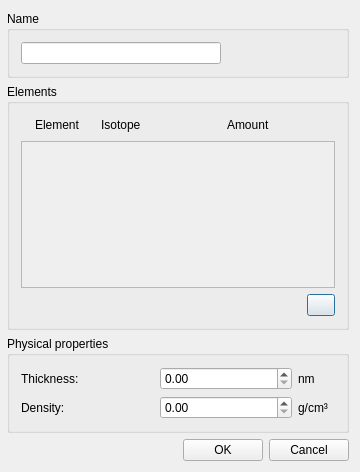
This is ui_files/ui_layer_dialog.ui in JYU-IBA/potku as Qt 5 draws it before an edit. The edited form follows.
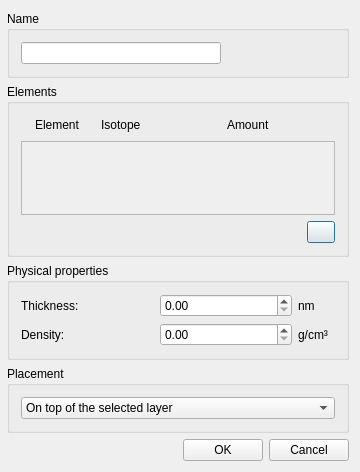
This is the edited form. Icons and pictures are not drawn.

Commit message: When adding a new layer, the user can choose to add it on top of or under the selected layer.

Patch:
```diff
--- a/ui_files/ui_layer_dialog.ui
+++ b/ui_files/ui_layer_dialog.ui
@@ -171,8 +171,8 @@
           <rect>
            <x>0</x>
            <y>0</y>
-           <width>316</width>
-           <height>130</height>
+           <width>322</width>
+           <height>121</height>
           </rect>
          </property>
          <layout class="QVBoxLayout" name="verticalLayout_7"/>
@@ -305,6 +305,29 @@
      </layout>
     </widget>
    </item>
+   <item>
+    <widget class="QGroupBox" name="groupBox_2">
+     <property name="title">
+      <string>Placement</string>
+     </property>
+     <layout class="QHBoxLayout" name="horizontalLayout_6">
+      <item>
+       <widget class="QComboBox" name="comboBox">
+        <item>
+         <property name="text">
+          <string>On top of the selected layer</string>
+         </property>
+        </item>
+        <item>
+         <property name="text">
+          <string>Under the selected layer</string>
+         </property>
+        </item>
+       </widget>
+      </item>
+     </layout>
+    </widget>
+   </item>
    <item>
     <layout class="QHBoxLayout" name="horizontalLayout_5">
      <item>
```
The commit also changes 2 other files.
